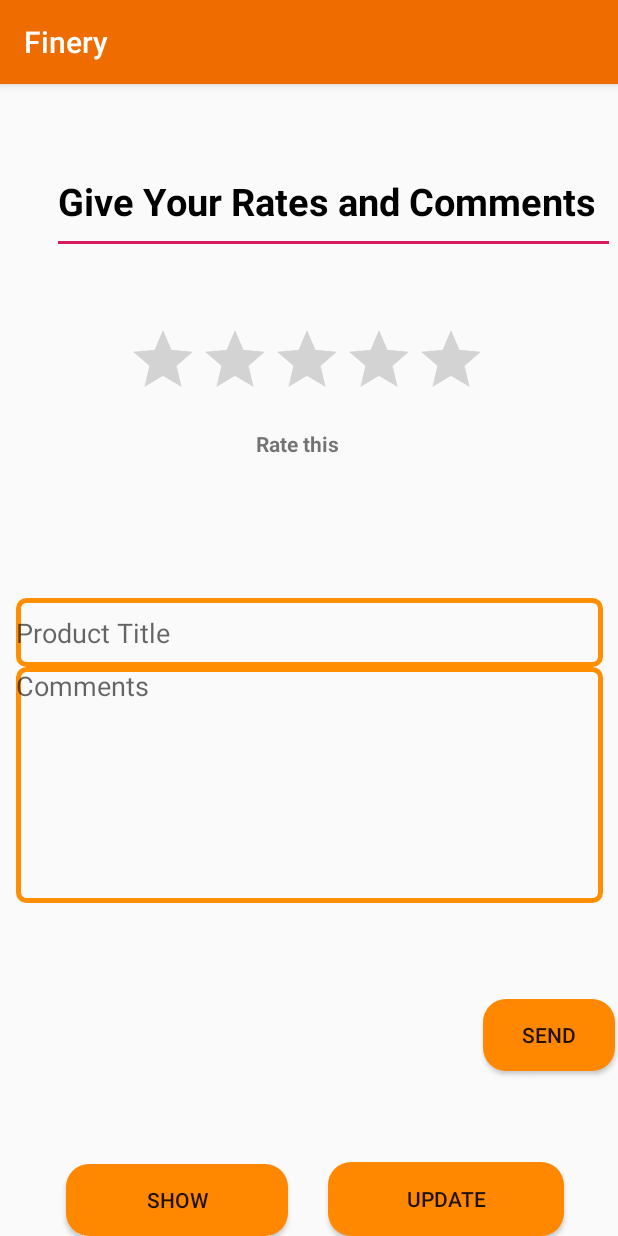
After one commit to Dulyaaa/E-commerce_mobile_app, an Android app: the GiveRates screen opened directly, with no data from a screen before it, on a phone screen of 412 x 824 dp. The commit adds this screen. Run offline under Robolectric (Android 15) with nearby library versions, the phone set to English and light mode, and no system bars; our stand-ins replace Firebase (no records; nobody signed in at launch, a user with empty details on screens opened directly); Roboto replaces fonts that are not available here.

Commit message:
commit 1 Nithya

```diff
--- a/app/src/main/AndroidManifest.xml
+++ b/app/src/main/AndroidManifest.xml
@@ -28,6 +28,8 @@
         <activity android:name=".ProductCustomerMoreDetails" />
         <activity android:name=".ProductCustomerView" />
 
+        <activity android:name=".GiveRates" />
+
         <meta-data
             android:name="preloaded_fonts"
             android:resource="@array/preloaded_fonts" />
--- /dev/null
+++ b/app/src/main/java/com/example/finery/GiveRates.java
@@ -0,0 +1,105 @@
+package com.example.finery;
+
+import android.os.Bundle;
+import android.text.TextUtils;
+import android.view.View;
+import android.widget.Button;
+import android.widget.EditText;
+import android.widget.Toast;
+
+import androidx.annotation.NonNull;
+import androidx.appcompat.app.AppCompatActivity;
+
+import com.google.firebase.database.DataSnapshot;
+import com.google.firebase.database.DatabaseError;
+import com.google.firebase.database.DatabaseReference;
+import com.google.firebase.database.FirebaseDatabase;
+import com.google.firebase.database.ValueEventListener;
+
+public class GiveRates extends AppCompatActivity {
+
+    EditText editTextTitle,editTextCom;
+    Button buttonSave,buttonShow,buttonUpdate,buttonDelete;
+    DatabaseReference dbRef;
+    Rate std;
+
+    private void clearControls(){
+        editTextTitle.setText("");
+        editTextCom.setText("");
+    }
+
+    @Override
+    protected void onCreate(Bundle savedInstanceState) {
+        super.onCreate(savedInstanceState);
+        setContentView(R.layout.activity_give_rates);
+
+        editTextTitle = findViewById(R.id.giveTitle1);
+        editTextCom = findViewById(R.id.comment);
+        buttonSave = findViewById(R.id.send_btn);
+        buttonShow = findViewById(R.id.show_btn);
+        buttonUpdate = findViewById(R.id.update_btn);
+
+        std = new Rate();
+        buttonSave.setOnClickListener(new View.OnClickListener() {
+            @Override
+            public void onClick(View v) {
+                dbRef = FirebaseDatabase.getInstance().getReference().child("Rates");
+
+                try {
+                    if (TextUtils.isEmpty(editTextTitle.getText().toString()))
+                        Toast.makeText(getApplicationContext(),"Please enter a Title",Toast.LENGTH_SHORT).show();
+                    else if (TextUtils.isEmpty(editTextCom.getText().toString()))
+                        Toast.makeText(getApplicationContext(),"Please enter a Comment",Toast.LENGTH_SHORT).show();
+                    else {
+                        std.setProductTitle(editTextTitle.getText().toString().trim());
+                        std.setComment(editTextCom.getText().toString().trim());
+
+                        dbRef.push().setValue(std);
+
+                        Toast.makeText(getApplicationContext(),"Data Saved Successfully ",Toast.LENGTH_LONG).show();
+                        clearControls();
+                    }
+                }
+                catch (NumberFormatException e){
+                    Toast.makeText(getApplicationContext(),"Invalid Product ID",Toast.LENGTH_SHORT).show();
+                }
+            }
+
+        });
+
+        buttonShow.setOnClickListener(new View.OnClickListener() {
+            @Override
+            public void onClick(View view) {
+
+                DatabaseReference readRef = FirebaseDatabase.getInstance().getReference().child("Rate").child("std1");
+                readRef.addListenerForSingleValueEvent(new ValueEventListener() {
+                    @Override
+                    public void onDataChange(@NonNull DataSnapshot dataSnapshot) {
+                        if (dataSnapshot.hasChildren()){
+                            editTextTitle.setText(dataSnapshot.child("Title").getValue().toString());
+                            editTextCom.setText(dataSnapshot.child("Comment").getValue().toString());
+
+                        }
+                        else
+                            Toast.makeText(getApplicationContext(),"No Source To Display",Toast.LENGTH_SHORT).show();
+
+                    }
+
+                    @Override
+                    public void onCancelled(@NonNull DatabaseError databaseError) {
+
+                    }
+                });
+
+            }
+        });
+
+        buttonUpdate.setOnClickListener(new View.OnClickListener() {
+            @Override
+            public void onClick(View view) {
+
+            }
+        });
+
+    }
+}
--- a/app/src/main/java/com/example/finery/MainActivity.java
+++ b/app/src/main/java/com/example/finery/MainActivity.java
@@ -9,7 +9,7 @@ import android.widget.Button;
 
 public class MainActivity extends AppCompatActivity {
 
-    private Button btnCart,btnFeedback, btnProducts;
+    private Button btnCart,btnFeedback, btnProducts, btnOrders;
     @Override
     protected void onCreate(Bundle savedInstanceState) {
         super.onCreate(savedInstanceState);
@@ -17,6 +17,7 @@ public class MainActivity extends AppCompatActivity {
         btnCart = (Button)findViewById(R.id.btnCart);
         btnFeedback =(Button)findViewById(R.id.btnFeedback);
         btnProducts =(Button)findViewById(R.id.btnProducts);
+        btnOrders =(Button)findViewById(R.id.btnOrders);
     }
 
 
@@ -28,6 +29,7 @@ public class MainActivity extends AppCompatActivity {
             case R.id.btnCart : i=new Intent(this,CartActivity.class);startActivity(i);break;
             case R.id.btnFeedback : i=new Intent(this,Feedback.class);startActivity(i);break;
             case R.id.btnProducts : i=new Intent(this,ProductCustomerView.class);startActivity(i);break;
+            case R.id.btnOrders : i=new Intent(this,GiveRates.class);startActivity(i);break;
 
 
             default:break;
--- /dev/null
+++ b/app/src/main/java/com/example/finery/Rate.java
@@ -0,0 +1,27 @@
+package com.example.finery;
+
+public class Rate {
+
+    private String productTitle;
+    private String Comment;
+
+    public Rate() {
+    }
+
+
+    public String getProductTitle() {
+        return productTitle;
+    }
+
+    public void setProductTitle(String productTitle) {
+        this.productTitle = productTitle;
+    }
+
+    public String getComment() {
+        return Comment;
+    }
+
+    public void setComment(String comment) {
+        Comment = comment;
+    }
+}
--- /dev/null
+++ b/app/src/main/res/drawable-v24/button_n.xml
@@ -0,0 +1,14 @@
+<?xml version="1.0" encoding="utf-8"?>
+<shape xmlns:android="http://schemas.android.com/apk/res/android">
+    <solid
+        android:color="@android:color/holo_orange_dark"
+        >
+    </solid>
+
+    <corners
+        android:radius="15dp"
+        >
+    </corners>
+
+
+</shape>
--- /dev/null
+++ b/app/src/main/res/drawable-v24/input_n.xml
@@ -0,0 +1,13 @@
+<?xml version="1.0" encoding="utf-8"?>
+<shape xmlns:android="http://schemas.android.com/apk/res/android">
+
+    <stroke
+        android:color="@color/colorPrimaryDark"
+        android:width="3dp"
+        ></stroke>
+
+    <corners
+        android:radius="5dp"
+        ></corners>
+
+</shape>
--- /dev/null
+++ b/app/src/main/res/layout/activity_give_rates.xml
@@ -0,0 +1,123 @@
+<?xml version="1.0" encoding="utf-8"?>
+<androidx.constraintlayout.widget.ConstraintLayout xmlns:android="http://schemas.android.com/apk/res/android"
+    xmlns:app="http://schemas.android.com/apk/res-auto"
+    xmlns:tools="http://schemas.android.com/tools"
+    android:layout_width="match_parent"
+    android:layout_height="match_parent"
+    tools:context=".GiveRates">
+
+    <RatingBar
+        android:id="@+id/ratingBar"
+        android:layout_width="243dp"
+        android:layout_height="67dp"
+        app:layout_constraintBottom_toBottomOf="parent"
+        app:layout_constraintEnd_toEndOf="parent"
+        app:layout_constraintStart_toStartOf="parent"
+        app:layout_constraintTop_toTopOf="parent"
+        app:layout_constraintVertical_bias="0.228" />
+
+    <TextView
+        android:id="@+id/textView"
+        android:layout_width="88dp"
+        android:layout_height="30dp"
+        android:text="Rate this"
+        android:textStyle="bold"
+        app:layout_constraintBottom_toBottomOf="parent"
+        app:layout_constraintEnd_toEndOf="parent"
+        app:layout_constraintHorizontal_bias="0.526"
+        app:layout_constraintStart_toStartOf="parent"
+        app:layout_constraintTop_toTopOf="parent"
+        app:layout_constraintVertical_bias="0.312" />
+
+    <EditText
+        android:id="@+id/title2"
+        android:layout_width="375dp"
+        android:layout_height="69dp"
+        android:ems="10"
+        android:inputType="textPersonName"
+        android:text="Give Your Rates and Comments"
+        android:textColor="@android:color/black"
+        android:textSize="25sp"
+        android:textStyle="bold"
+
+        app:layout_constraintBottom_toBottomOf="parent"
+        app:layout_constraintEnd_toEndOf="parent"
+        app:layout_constraintHorizontal_bias="0.944"
+        app:layout_constraintStart_toStartOf="parent"
+        app:layout_constraintTop_toTopOf="parent"
+        app:layout_constraintVertical_bias="0.063" />
+
+    <Button
+        android:id="@+id/send_btn"
+        android:layout_width="wrap_content"
+        android:layout_height="wrap_content"
+        android:background="@drawable/button_n"
+        android:text="Send"
+        app:layout_constraintBottom_toBottomOf="parent"
+        app:layout_constraintEnd_toEndOf="parent"
+        app:layout_constraintHorizontal_bias="0.993"
+        app:layout_constraintStart_toStartOf="parent"
+        app:layout_constraintTop_toTopOf="parent"
+        app:layout_constraintVertical_bias="0.847" />
+
+    <LinearLayout
+        android:id="@+id/linearLayout"
+        android:layout_width="391dp"
+        android:layout_height="233dp"
+        android:orientation="vertical"
+        app:layout_constraintBottom_toBottomOf="parent"
+        app:layout_constraintEnd_toEndOf="parent"
+        app:layout_constraintStart_toStartOf="parent"
+        app:layout_constraintTop_toTopOf="parent"
+        app:layout_constraintVertical_bias="0.641">
+
+
+        <EditText
+            android:id="@+id/giveTitle1"
+            android:layout_width="match_parent"
+            android:layout_height="46dp"
+            android:background="@drawable/input_n"
+            android:ems="10"
+            android:hint="Product Title"
+            android:inputType="textPersonName" />
+
+        <EditText
+            android:id="@+id/comment"
+            android:layout_width="match_parent"
+            android:layout_height="157dp"
+            android:background="@drawable/input_n"
+            android:ems="10"
+            android:gravity="start|top"
+            android:hint="Comments"
+            android:inputType="textMultiLine" />
+
+    </LinearLayout>
+
+    <Button
+        android:id="@+id/show_btn"
+        android:layout_width="148dp"
+        android:layout_height="48dp"
+        android:background="@drawable/button_n"
+
+        android:text="SHOW"
+        app:layout_constraintBottom_toBottomOf="parent"
+        app:layout_constraintEnd_toEndOf="parent"
+        app:layout_constraintHorizontal_bias="0.166"
+        app:layout_constraintStart_toStartOf="parent"
+        app:layout_constraintTop_toTopOf="parent"
+        app:layout_constraintVertical_bias="1.0" />
+
+    <Button
+        android:id="@+id/update_btn"
+        android:layout_width="157dp"
+        android:layout_height="49dp"
+        android:background="@drawable/button_n"
+        android:text="UPDATE"
+        app:layout_constraintBottom_toBottomOf="parent"
+        app:layout_constraintEnd_toEndOf="parent"
+        app:layout_constraintHorizontal_bias="0.858"
+        app:layout_constraintStart_toStartOf="parent"
+        app:layout_constraintTop_toTopOf="parent"
+        app:layout_constraintVertical_bias="1.0" />
+
+</androidx.constraintlayout.widget.ConstraintLayout>
--- a/app/src/main/res/layout/activity_main.xml
+++ b/app/src/main/res/layout/activity_main.xml
@@ -51,10 +51,11 @@
             android:layout_centerVertical="true"
             android:layout_marginStart="24dp"
             android:layout_marginTop="20dp"
+            android:background="#B2EBF2"
+            android:onClick="onClick"
             android:text="Orders"
             app:layout_constraintStart_toStartOf="parent"
-            app:layout_constraintTop_toBottomOf="@+id/btnProducts"
-            android:background="#B2EBF2"/>
+            app:layout_constraintTop_toBottomOf="@+id/btnProducts" />
 
         <Button
             android:id="@+id/btnCart"
```
